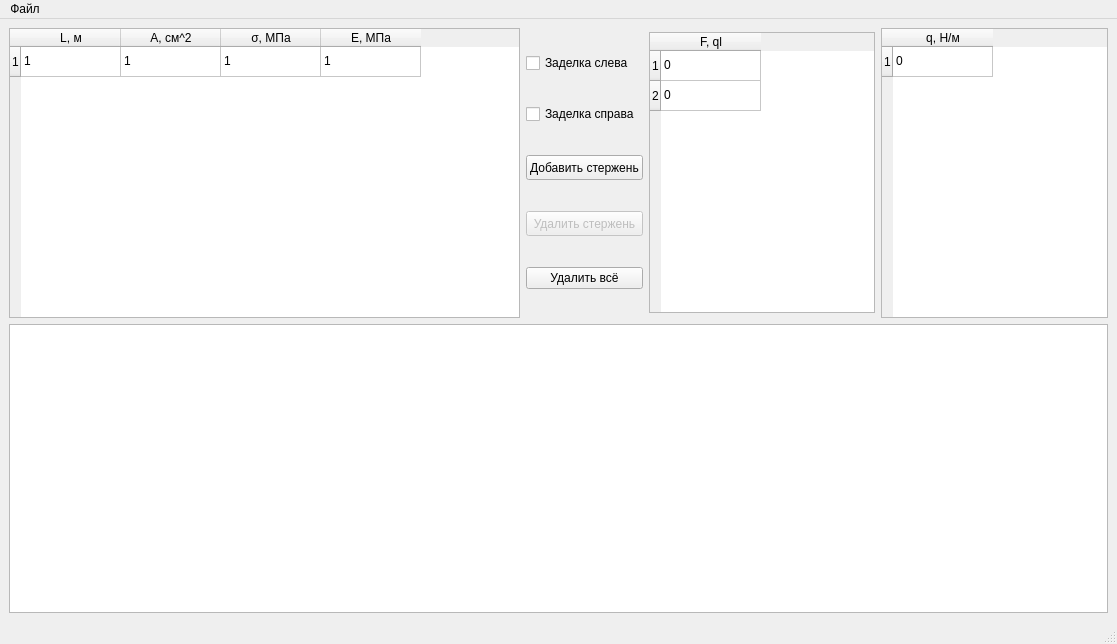
Old version of the form mainwindow.ui in the repository Xxone-ai/SAPR.
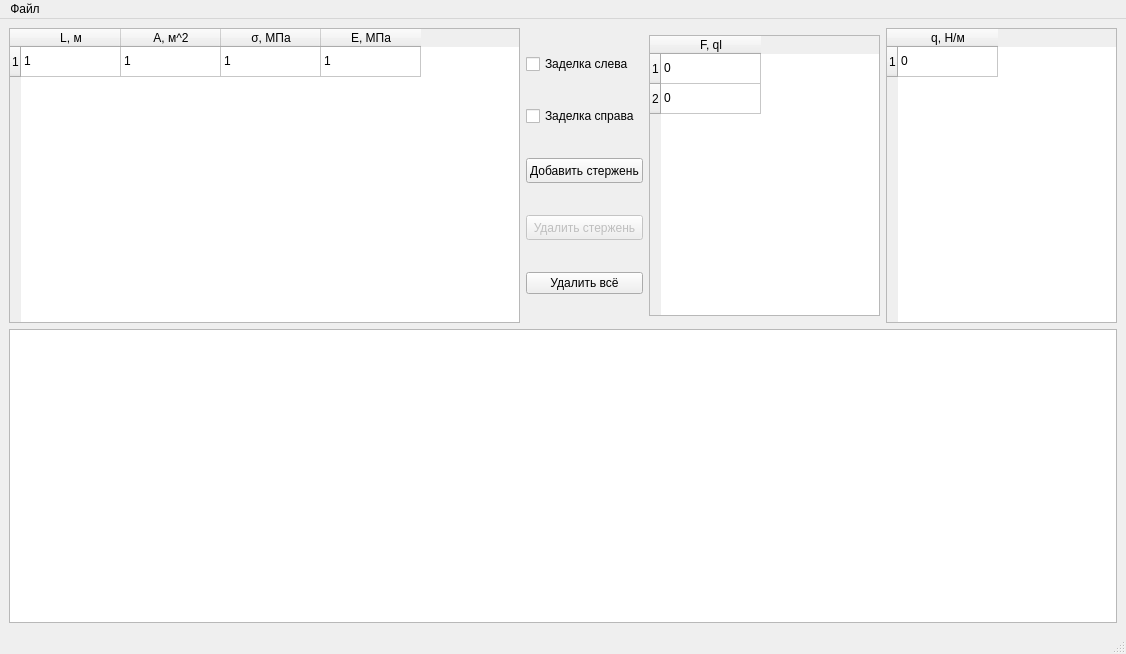
New version of the form.

What changed in the file:
```diff
--- a/mainwindow.ui
+++ b/mainwindow.ui
@@ -6,8 +6,8 @@
    <rect>
     <x>0</x>
     <y>0</y>
-    <width>1117</width>
-    <height>644</height>
+    <width>1126</width>
+    <height>654</height>
    </rect>
   </property>
   <property name="windowTitle">
@@ -37,7 +37,7 @@
         </column>
         <column>
          <property name="text">
-          <string>A, см^2</string>
+          <string>A, м^2</string>
          </property>
         </column>
         <column>
@@ -213,7 +213,7 @@
     <rect>
      <x>0</x>
      <y>0</y>
-     <width>1117</width>
+     <width>1126</width>
      <height>25</height>
     </rect>
    </property>
```
